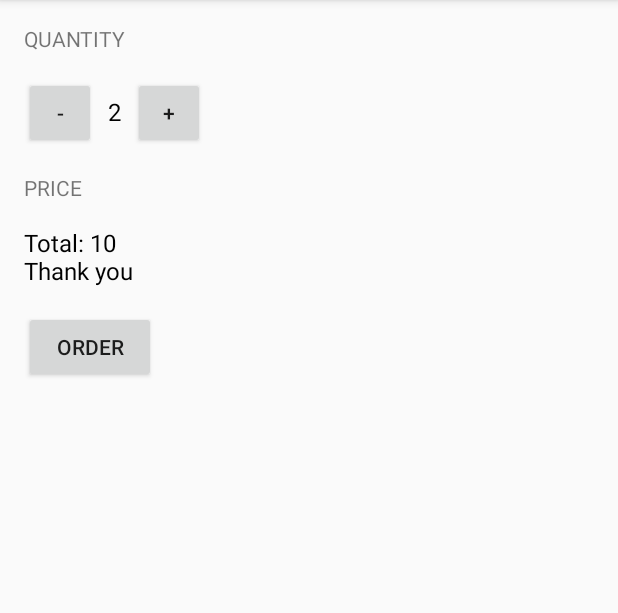
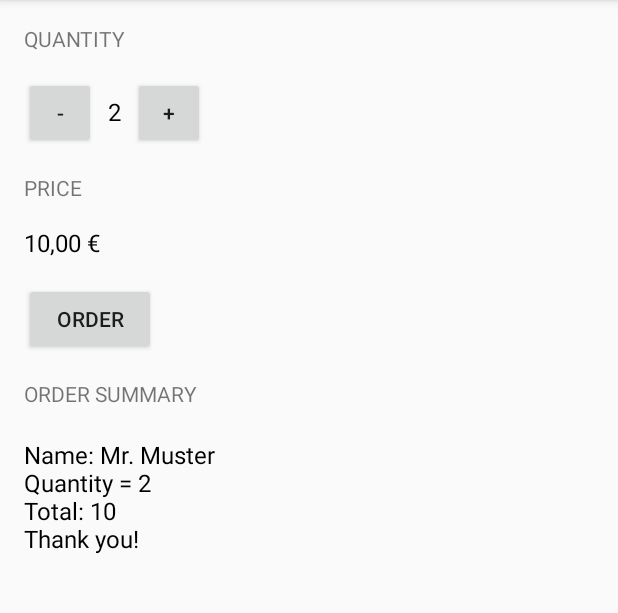
Before and after one commit to jzaoueli/JustJ, an Android app: the screen it shows after launch (MainActivity), after a tap on "ORDER", on a phone screen of 412 x 824 dp, the part 84-697 px from its top. Run offline under Robolectric (Android 15) with nearby library versions, the phone set to English and light mode, and no system bars.

Commit message:
show order summary text after click on order button

```diff
--- a/app/src/main/java/com/example/zaoueli/justj/MainActivity.java
+++ b/app/src/main/java/com/example/zaoueli/justj/MainActivity.java
@@ -7,8 +7,6 @@ import android.view.View;
 import android.widget.TextView;
 import android.widget.Toast;
 
-import com.example.zaoueli.justj.R;
-
 import java.text.NumberFormat;
 
 /**
@@ -16,6 +14,7 @@ import java.text.NumberFormat;
  */
 public class MainActivity extends AppCompatActivity {
 
+    public static final int PRICE_PER_CUP = 5;
     private int quantity = 2;
 
     /**
@@ -37,20 +36,50 @@ public class MainActivity extends AppCompatActivity {
     }
 
     public void submitOrder(View view) {
-        int price = quantity * 5;
-        String priceMessage = "Total: " + price;
-        priceMessage = priceMessage + "\nThank you";
-        displayMessage(priceMessage);
+        int price = calculatePrice();
 
-        String message = "Oder submitted with " + quantity + " item(s)";
-        Toast.makeText(getApplicationContext(), message, Toast.LENGTH_SHORT).show();
+        String orderSummary = createOrderSummary(price);
+        displayMessage(orderSummary);
+
+        String ToastMessage = "Oder submitted with " + quantity + " item(s)";
+        Toast.makeText(getApplicationContext(), ToastMessage, Toast.LENGTH_SHORT).show();
 
     }
 
-    private void display(int number) {
-        Log.e("display_called", " display called with number = " + number);
+    private String createOrderSummary(int price) {
+        String summary = "Name: Mr. Muster\n";
+        summary = summary + "Quantity = " + quantity + "\n";
+        summary = summary + "Total: " + price + "\n";
+        summary = summary + "Thank you!";
+        return summary;
+    }
+
+    private int calculatePrice() {
+        return quantity * PRICE_PER_CUP;
+    }
+
+    private void displayQuantity(int numberOfCoffees) {
+        Log.e("display_called", " display called with number = " + numberOfCoffees);
         TextView quantityTextView = (TextView) findViewById(R.id.quantity_text_view);
-        quantityTextView.setText("" + number);
+        quantityTextView.setText("" + numberOfCoffees);
+    }
+
+    private void displayMessage(String message) {
+        TextView priceTextView = (TextView) findViewById(R.id.order_summary_text_view);
+        priceTextView.setText(message);
+    }
+
+
+    public void increment(View view) {
+        quantity++;
+        displayQuantity(quantity);
+        displayPrice(5 * quantity);
+    }
+
+    public void decrement(View view) {
+        quantity--;
+        displayQuantity(quantity);
+        displayPrice(5 * quantity);
     }
 
     private void displayPrice(int number) {
@@ -58,20 +87,4 @@ public class MainActivity extends AppCompatActivity {
         priceTextView.setText(NumberFormat.getCurrencyInstance().format(number));
     }
 
-    public void increment(View view) {
-        quantity++;
-        display(quantity);
-        displayPrice(5 * quantity);
-    }
-
-    public void decrement(View view) {
-        quantity--;
-        display(quantity);
-        displayPrice(5 * quantity);
-    }
-
-    private void displayMessage(String message) {
-        TextView priceTextView = (TextView) findViewById(R.id.price_text_view);
-        priceTextView.setText(message);
-    }
 }
--- a/app/src/main/res/layout/activity_main.xml
+++ b/app/src/main/res/layout/activity_main.xml
@@ -69,7 +69,24 @@
         android:layout_width="wrap_content"
         android:layout_height="wrap_content"
         android:layout_marginTop="16dp"
+        android:layout_marginBottom="16dp"
         android:onClick="submitOrder"
         android:text="Order" />
 
+    <TextView
+        android:layout_width="wrap_content"
+        android:layout_height="wrap_content"
+        android:text="Order Summary"
+        android:textAllCaps="true"
+        android:id="@+id/textView" />
+
+    <TextView
+        android:id="@+id/order_summary_text_view"
+        android:layout_width="wrap_content"
+        android:layout_height="wrap_content"
+        android:layout_marginTop="20dp"
+        android:textColor="@android:color/black"
+        android:textSize="16sp"
+        tools:text="Name: Mr. Muster \nQuantity = 2\nTotal: 10€\nThank you!" />
+
 </LinearLayout>
```
